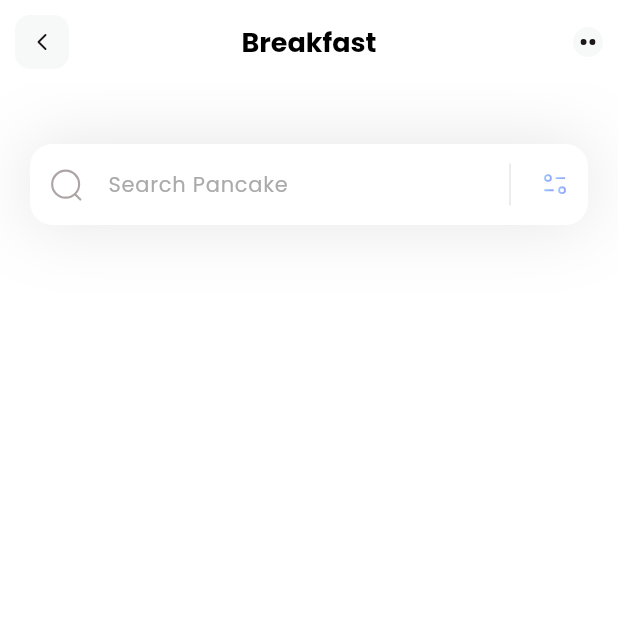
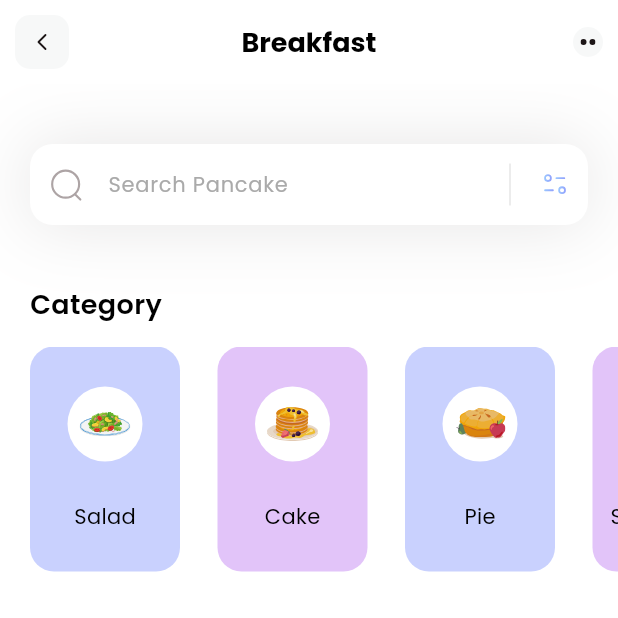
Before and after one commit to art01001-arch/practice_1, a Flutter app: the screen it shows after launch, on a phone screen of 412 x 824 dp, the top half of it. Run offline on Flutter 3.47's test engine with Material 3 defaults, Android fonts, the phone set to English and light mode, and no system bars; our stand-ins replace flutter_svg.

Commit message:
category_Section

```diff
--- a/lib/home.dart
+++ b/lib/home.dart
@@ -1,17 +1,104 @@
 import 'package:flutter/material.dart';
 import 'package:flutter_svg/flutter_svg.dart';
+import 'package:practice1/models/catergory_model.dart';
 
-class Homepage extends StatelessWidget {
+class Homepage extends StatefulWidget {
   const Homepage({super.key});
 
   @override
+  State<Homepage> createState() => _HomepageState();
+}
+
+class _HomepageState extends State<Homepage> {
+  List<CategoryModel> categories = [];
+
+  void _getCategories() {
+    categories = CategoryModel.getCategories();
+  }
+
+  @override
   Widget build(BuildContext context) {
+    _getCategories();
     return Scaffold(
       backgroundColor: Colors.white,
       appBar: appBar(),
       body: Column(
+        crossAxisAlignment: CrossAxisAlignment.start,
+        children: [
+          searchField(),
+
+          SizedBox(height: 40), //spacing between searchfield and Category
+          Column(
+            crossAxisAlignment: CrossAxisAlignment.start,
+            children: [
+              Padding(
+                padding: const EdgeInsets.only(left: 20),
+                child: Text(
+                  'Category',
+                  style: TextStyle(
+                    color: Colors.black,
+                    fontSize: 18,
+                    fontWeight: FontWeight.w600,
+                  ),
+                ),
+              ),
+              SizedBox(height: 15),
+              SizedBox(
+                height: 150,
+                child: ListView.separated(
+                  itemCount: categories.length,
+                  scrollDirection: Axis.horizontal,
+                  padding: EdgeInsets.only(left: 20, right: 20),
+                  separatorBuilder: (context, index) => SizedBox(width: 25),
+                  itemBuilder: (context, index) {
+                    return Container(
+                      width: 100,
+                      decoration: BoxDecoration(
+                        color: categories[index].boxColor.withValues(
+                          alpha: 0.5,
+                        ),
+                        borderRadius: BorderRadius.circular(16),
+                      ),
+                      child: Column(
+                        mainAxisAlignment: MainAxisAlignment.spaceEvenly,
                         children: [
                           Container(
+                            width: 50,
+                            height: 50,
+                            decoration: BoxDecoration(
+                              color: Colors.white,
+                              shape: BoxShape.circle,
+                            ),
+                            child: Padding(
+                              padding: const EdgeInsets.all(8.0),
+                              child: SvgPicture.asset(
+                                categories[index].iconPath,
+                              ),
+                            ),
+                          ),
+                          Text(
+                            categories[index].name,
+                            style: TextStyle(
+                              fontWeight: FontWeight.w400,
+                              color: Colors.black,
+                              fontSize: 14,
+                            ),
+                          ),
+                        ],
+                      ),
+                    );
+                  },
+                ),
+              ),
+            ],
+          ),
+        ],
+      ),
+    );
+  }
+
+  Container searchField() {
+    return Container(
       margin: EdgeInsets.only(top: 40, left: 20, right: 20),
       decoration: BoxDecoration(
         boxShadow: [
@@ -41,7 +128,7 @@ class Homepage extends StatelessWidget {
             padding: const EdgeInsets.all(12),
             child: SvgPicture.asset('assets/icons/Search.svg'),
           ),
-                suffixIcon: Container(
+          suffixIcon: SizedBox(
             width: 100,
             child: IntrinsicHeight(
               child: Row(
@@ -66,9 +153,6 @@ class Homepage extends StatelessWidget {
             borderSide: BorderSide.none,
           ),
         ),
-            ),
-          ),
-        ],
       ),
     );
   }
--- a/lib/main.dart
+++ b/lib/main.dart
@@ -13,7 +13,7 @@ class MyApp extends StatelessWidget {
     return MaterialApp(
       debugShowCheckedModeBanner: false,
       theme: ThemeData(fontFamily: 'Poppins'),
-      home: const Homepage(),
+      home: Homepage(),
     );
   }
 }
--- /dev/null
+++ b/lib/models/catergory_model.dart
@@ -0,0 +1,50 @@
+import 'package:flutter/material.dart';
+
+class CategoryModel {
+  String name;
+  String iconPath;
+  Color boxColor;
+
+  CategoryModel({
+    required this.name,
+    required this.iconPath,
+    required this.boxColor,
+  });
+
+  static List<CategoryModel> getCategories() {
+    List<CategoryModel> categories = [];
+
+    categories.add(
+      CategoryModel(
+        name: 'Salad',
+        iconPath: 'assets/icons/plate.svg',
+        boxColor: Color(0xff92A3FD),
+      ),
+    );
+
+    categories.add(
+      CategoryModel(
+        name: 'Cake',
+        iconPath: 'assets/icons/pancakes.svg',
+        boxColor: Color(0xffC588F2),
+      ),
+    );
+
+    categories.add(
+      CategoryModel(
+        name: 'Pie',
+        iconPath: 'assets/icons/pie.svg',
+        boxColor: Color(0xff92A3FD),
+      ),
+    );
+
+    categories.add(
+      CategoryModel(
+        name: 'Smoothies',
+        iconPath: 'assets/icons/orange-snacks.svg',
+        boxColor: Color(0xffC588F2),
+      ),
+    );
+    return categories;
+  }
+}
```
Also changed, not shown: 1 other file. Lines whose indentation alone changed are shown as unchanged.
